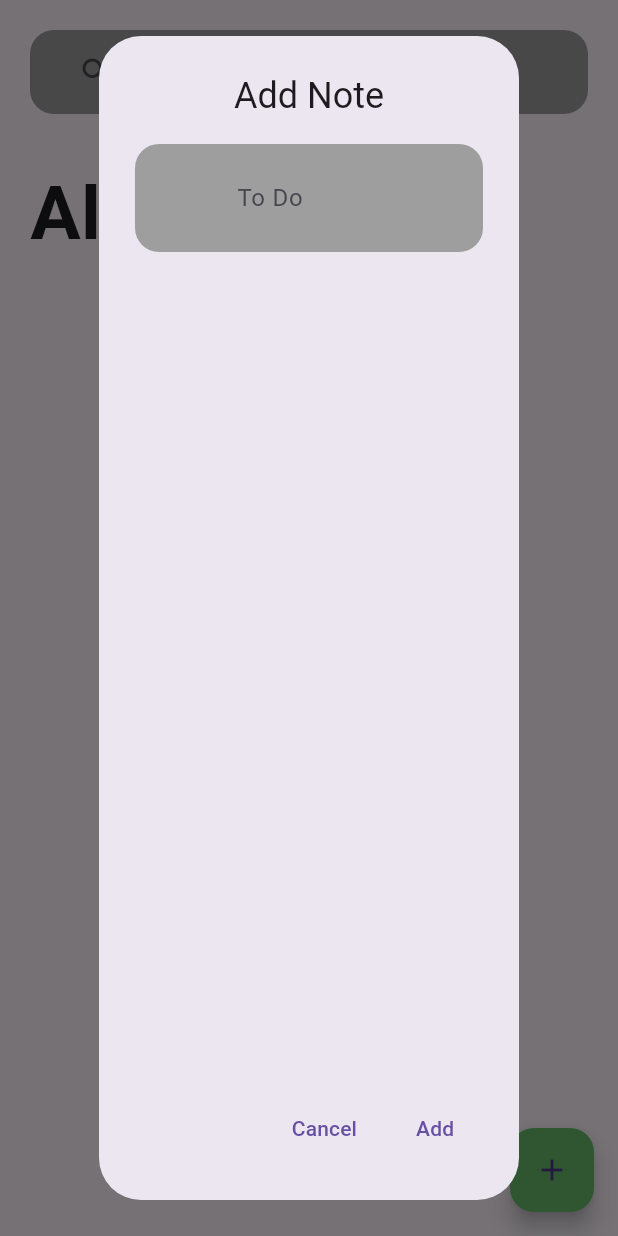
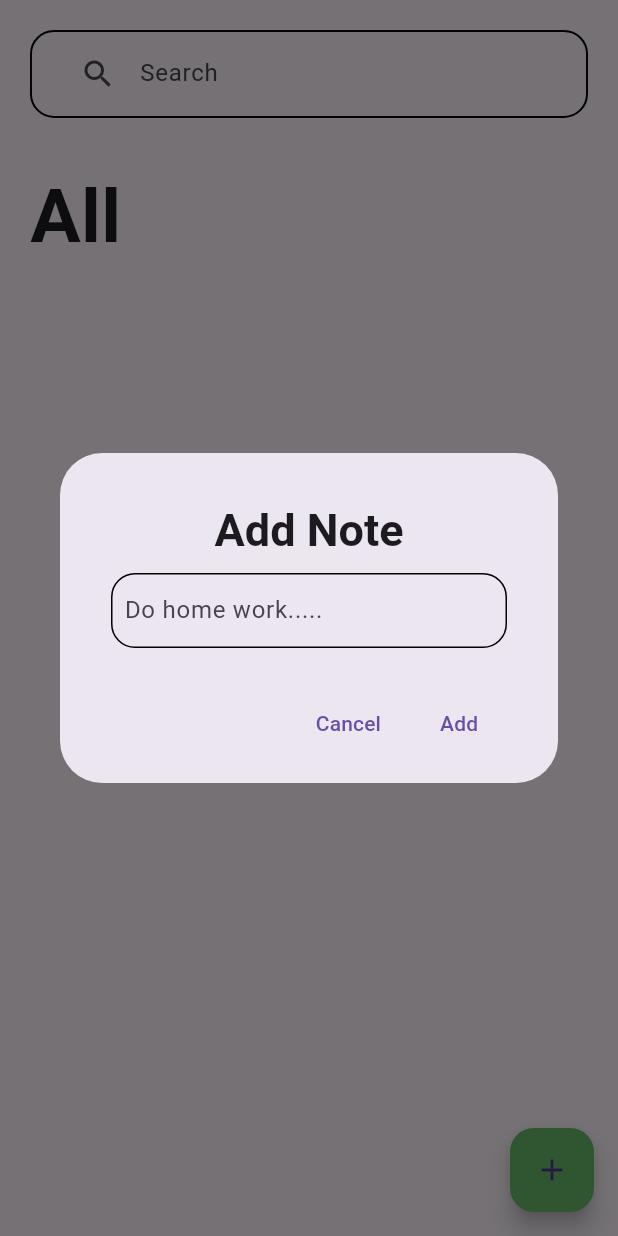
Before and after one commit to HewageNKM/FDos, a Flutter app: the screen it shows after launch, after a tap on the "add" icon, on a phone screen of 412 x 824 dp. Run offline on Flutter 3.47's test engine with Material 3 defaults, Android fonts, the phone set to English and light mode, and no system bars.

Commit message:
Form  ui complete

```diff
--- a/lib/screens/Home.dart
+++ b/lib/screens/Home.dart
@@ -26,8 +26,8 @@ class _HomeState extends State<Home> {
               Container(
                 padding: const EdgeInsets.symmetric(horizontal: 20),
                 decoration: BoxDecoration(
+                  border: Border.all(width: 1.3),
                   borderRadius: BorderRadius.circular(16),
-                  color: Colors.grey,
                 ),
                 child: const TextField(
                   maxLines: 1,
@@ -68,10 +68,21 @@ Future<void> _add_dialog(BuildContext context) {
   return showDialog<void>(
     context: context,
     builder: (BuildContext context) {
-      return AlertDialog(
-        title: const Center(child: Text('Add Note')),
+      return Dialog(
+        child: SizedBox(
+          height: 220,
+          child: AlertDialog.adaptive(
+            contentPadding: const EdgeInsets.all(8),
+            insetPadding: const EdgeInsets.all(8),
+            actionsPadding: const EdgeInsets.all(8),
+            title: const Center(
+                child: Text(
+              'Add Note',
+              style: TextStyle(fontWeight: FontWeight.bold, fontSize: 30),
+            )),
             content: Column(
-          children: [form_field("To Do", 16, 16, 8, null, 16)],
+              // Ensures content does not overflow
+              children: [form_field("Do home work.....", 8, 8, 8, null, 8)],
             ),
             actions: <Widget>[
               TextButton(
@@ -93,6 +104,8 @@ Future<void> _add_dialog(BuildContext context) {
                 },
               ),
             ],
+          ),
+        ),
       );
     },
   );
@@ -100,21 +113,21 @@ Future<void> _add_dialog(BuildContext context) {
 
 Widget form_field(String placeholder, double roundedSize, double hPadding,
     double vPadding, IconData? icon, double innerPadding) {
-  return Container(
-    padding:
-        EdgeInsets.symmetric(horizontal: hPadding, vertical: vPadding ?? 0),
+  return ClipRect(
+    child: Container(
       decoration: BoxDecoration(
+        border: Border.all(),
         borderRadius: BorderRadius.circular(16),
-      color: Colors.grey,
       ),
       child: TextField(
+        style: const TextStyle(fontSize: 16),
         maxLines: 1,
         decoration: InputDecoration(
           border: const UnderlineInputBorder(borderSide: BorderSide.none),
-        prefixIcon: Icon(icon),
           contentPadding: EdgeInsets.all(innerPadding),
           hintText: placeholder,
         ),
       ),
+    ),
   );
 }
```
Lines whose indentation alone changed are shown as unchanged.
